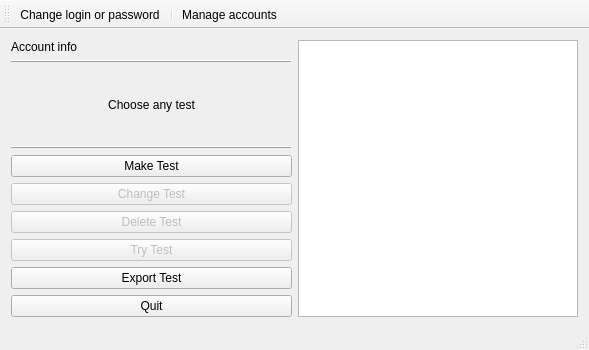
First picture: the form in createwindow.ui, repository Wooderan/TestiMy, before the edit.
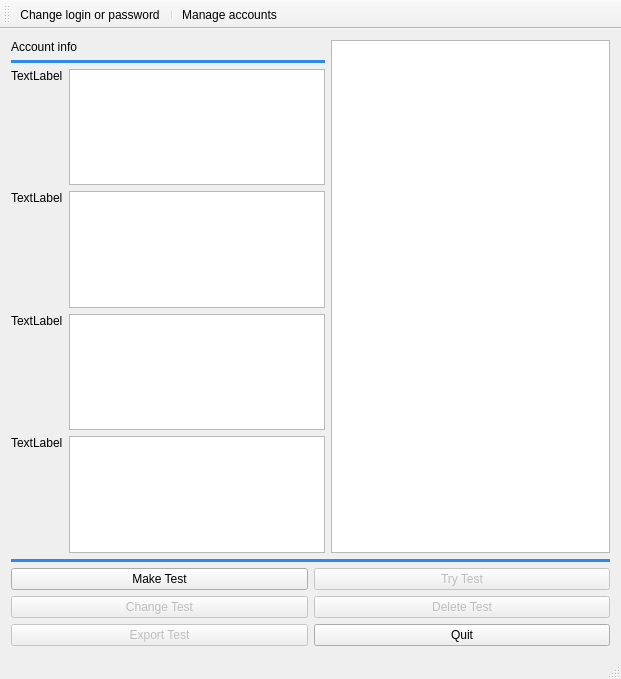
Second picture: the form after the edit.

Diff of the .ui file:
```diff
--- a/createwindow.ui
+++ b/createwindow.ui
@@ -6,17 +6,19 @@
    <rect>
     <x>0</x>
     <y>0</y>
-    <width>589</width>
-    <height>350</height>
+    <width>621</width>
+    <height>679</height>
    </rect>
   </property>
   <property name="windowTitle">
    <string>MainWindow</string>
   </property>
   <widget class="QWidget" name="centralWidget">
-   <layout class="QHBoxLayout" name="horizontalLayout" stretch="3,3">
+   <layout class="QVBoxLayout" name="verticalLayout_2" stretch="0,0,0">
     <item>
-     <layout class="QVBoxLayout" name="verticalLayout" stretch="0,0,1,0,0,0,0">
+     <layout class="QHBoxLayout" name="horizontalLayout_2">
+      <item>
+       <layout class="QVBoxLayout" name="verticalLayout" stretch="0,0,0">
       <item>
        <widget class="QLabel" name="label_accountInfo">
         <property name="text">
@@ -26,6 +28,10 @@
       </item>
       <item>
        <widget class="QFrame" name="frame_2">
+          <property name="styleSheet">
+           <string notr="true">background-color: #2d89ef;
+border-radius:2px;</string>
+          </property>
         <property name="frameShape">
          <enum>QFrame::HLine</enum>
         </property>
@@ -35,17 +41,134 @@
        </widget>
       </item>
       <item>
-       <widget class="QLabel" name="label_testInfo">
+         <layout class="QGridLayout" name="gridLayout">
+          <item row="3" column="0">
+           <widget class="QLabel" name="label_3">
         <property name="text">
-         <string>Choose any test</string>
+             <string>TextLabel</string>
         </property>
         <property name="alignment">
-         <set>Qt::AlignCenter</set>
-        </property>
-       </widget>
+             <set>Qt::AlignLeading|Qt::AlignLeft|Qt::AlignTop</set>
+            </property>
+           </widget>
+          </item>
+          <item row="2" column="1">
+           <widget class="QTextBrowser" name="textBrowser_2">
+            <property name="sizePolicy">
+             <sizepolicy hsizetype="Expanding" vsizetype="Maximum">
+              <horstretch>0</horstretch>
+              <verstretch>0</verstretch>
+             </sizepolicy>
+            </property>
+            <property name="minimumSize">
+             <size>
+              <width>0</width>
+              <height>0</height>
+             </size>
+            </property>
+           </widget>
+          </item>
+          <item row="3" column="1">
+           <widget class="QTextBrowser" name="textBrowser_3">
+            <property name="sizePolicy">
+             <sizepolicy hsizetype="Expanding" vsizetype="Maximum">
+              <horstretch>0</horstretch>
+              <verstretch>0</verstretch>
+             </sizepolicy>
+            </property>
+            <property name="minimumSize">
+             <size>
+              <width>0</width>
+              <height>0</height>
+             </size>
+            </property>
+           </widget>
+          </item>
+          <item row="2" column="0">
+           <widget class="QLabel" name="label_2">
+            <property name="text">
+             <string>TextLabel</string>
+            </property>
+            <property name="alignment">
+             <set>Qt::AlignLeading|Qt::AlignLeft|Qt::AlignTop</set>
+            </property>
+           </widget>
+          </item>
+          <item row="4" column="1">
+           <widget class="QTextBrowser" name="textBrowser_4">
+            <property name="sizePolicy">
+             <sizepolicy hsizetype="Expanding" vsizetype="Maximum">
+              <horstretch>0</horstretch>
+              <verstretch>0</verstretch>
+             </sizepolicy>
+            </property>
+            <property name="minimumSize">
+             <size>
+              <width>0</width>
+              <height>0</height>
+             </size>
+            </property>
+           </widget>
+          </item>
+          <item row="1" column="1">
+           <widget class="QTextBrowser" name="textBrowser_1">
+            <property name="sizePolicy">
+             <sizepolicy hsizetype="Expanding" vsizetype="Maximum">
+              <horstretch>0</horstretch>
+              <verstretch>0</verstretch>
+             </sizepolicy>
+            </property>
+            <property name="minimumSize">
+             <size>
+              <width>0</width>
+              <height>0</height>
+             </size>
+            </property>
+           </widget>
+          </item>
+          <item row="1" column="0">
+           <widget class="QLabel" name="label_1">
+            <property name="text">
+             <string>TextLabel</string>
+            </property>
+            <property name="alignment">
+             <set>Qt::AlignLeading|Qt::AlignLeft|Qt::AlignTop</set>
+            </property>
+           </widget>
+          </item>
+          <item row="4" column="0">
+           <widget class="QLabel" name="label_4">
+            <property name="text">
+             <string>TextLabel</string>
+            </property>
+            <property name="alignment">
+             <set>Qt::AlignLeading|Qt::AlignLeft|Qt::AlignTop</set>
+            </property>
+           </widget>
+          </item>
+         </layout>
+        </item>
+       </layout>
+      </item>
+      <item>
+       <layout class="QVBoxLayout" name="verticalLayout_3">
+        <item>
+         <widget class="QTreeView" name="listView_tests">
+          <property name="headerHidden">
+           <bool>true</bool>
+          </property>
+         </widget>
+        </item>
+       </layout>
+      </item>
+     </layout>
       </item>
       <item>
        <widget class="QFrame" name="frame">
+      <property name="styleSheet">
+       <string notr="true">background-color: #2d89ef;
+border-radius:2px;</string>
+      </property>
         <property name="frameShape">
          <enum>QFrame::HLine</enum>
         </property>
@@ -55,25 +178,15 @@
        </widget>
       </item>
       <item>
-       <layout class="QVBoxLayout" name="verticalLayout_2">
-        <item>
-         <widget class="QPushButton" name="pushButton_make">
+     <layout class="QGridLayout" name="gridLayout_2">
+      <item row="2" column="1">
+       <widget class="QPushButton" name="pushButton">
           <property name="text">
-           <string>Make Test</string>
+         <string>Quit</string>
           </property>
          </widget>
         </item>
-        <item>
-         <widget class="QPushButton" name="pushButton_change">
-          <property name="enabled">
-           <bool>false</bool>
-          </property>
-          <property name="text">
-           <string>Change Test</string>
-          </property>
-         </widget>
-        </item>
-        <item>
+      <item row="1" column="1">
          <widget class="QPushButton" name="pushButton_delete">
           <property name="enabled">
            <bool>false</bool>
@@ -83,7 +196,7 @@
           </property>
          </widget>
         </item>
-        <item>
+      <item row="0" column="1">
          <widget class="QPushButton" name="pushButton_passTest">
           <property name="enabled">
            <bool>false</bool>
@@ -93,31 +206,35 @@
           </property>
          </widget>
         </item>
-       </layout>
-      </item>
-      <item>
+      <item row="2" column="0">
        <widget class="QPushButton" name="pushButton_export">
+        <property name="enabled">
+         <bool>false</bool>
+        </property>
         <property name="text">
          <string>Export Test</string>
         </property>
        </widget>
       </item>
-      <item>
-       <widget class="QPushButton" name="pushButton">
+      <item row="1" column="0">
+       <widget class="QPushButton" name="pushButton_change">
+        <property name="enabled">
+         <bool>false</bool>
+        </property>
         <property name="text">
-         <string>Quit</string>
+         <string>Change Test</string>
+        </property>
+       </widget>
+      </item>
+      <item row="0" column="0">
+       <widget class="QPushButton" name="pushButton_make">
+        <property name="text">
+         <string>Make Test</string>
         </property>
        </widget>
       </item>
      </layout>
     </item>
-    <item>
-     <widget class="QTreeView" name="listView_tests">
-      <property name="headerHidden">
-       <bool>true</bool>
-      </property>
-     </widget>
-    </item>
    </layout>
   </widget>
   <widget class="QStatusBar" name="statusBar"/>
```
Lines whose indentation alone changed are shown as unchanged.
